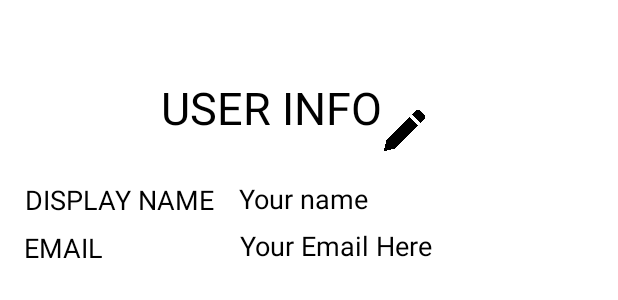
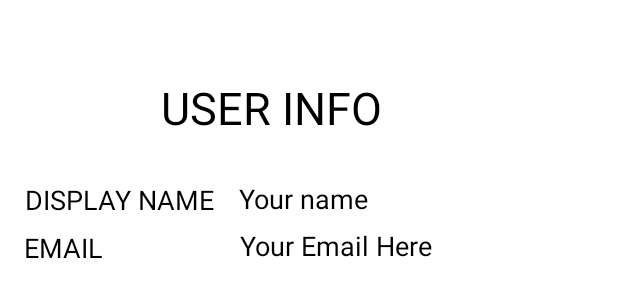
Before and after one commit to Akshi-ta/Quizzitch, an Android app: the layout fragment_profile_page.xml on its own in the app's theme, with its tools: preview values and no code run, on a phone screen of 412 x 824 dp. Shown: the part 540-840 px from the top of the screen. Run offline under Robolectric (Android 15) with nearby library versions, the phone set to English and light mode, and no system bars.

Commit message:
Merge remote-tracking branch 'origin/master'
# Conflicts:
#	.idea/misc.xml

```diff
--- a/app/src/main/res/layout/activity_choose_avatar.xml
+++ b/app/src/main/res/layout/activity_choose_avatar.xml
@@ -86,7 +86,7 @@
                         android:layout_height="wrap_content"
                         android:layout_width="wrap_content"
                         android:clickable="true"
-                        android:src="@drawable/scarletwitch"/>
+                        android:src="@drawable/scarletwitch1"/>
                     <ImageView
                         android:id="@+id/thor"
                         android:layout_height="wrap_content"
--- a/app/src/main/res/layout/fragment_profile_page.xml
+++ b/app/src/main/res/layout/fragment_profile_page.xml
@@ -87,20 +87,6 @@
                 app:layout_constraintStart_toStartOf="parent"
                 app:layout_constraintTop_toTopOf="parent" />
 
-            <ImageButton
-                android:id="@+id/imgbutton"
-                android:layout_width="27dp"
-                android:layout_height="30dp"
-                android:background="@null"
-                android:scaleType="fitCenter"
-                android:src="@drawable/pencil"
-                app:layout_constraintBottom_toTopOf="@+id/textView39"
-                app:layout_constraintEnd_toEndOf="parent"
-                app:layout_constraintHorizontal_bias="0.679"
-                app:layout_constraintStart_toStartOf="parent"
-                app:layout_constraintTop_toBottomOf="@+id/tableLayout2"
-                app:layout_constraintVertical_bias="0.741" />
-
             <androidx.cardview.widget.CardView
                 android:id="@+id/button2"
                 android:layout_width="185dp"
@@ -188,13 +174,11 @@
                 android:layout_width="wrap_content"
                 android:layout_height="wrap_content"
                 android:layout_marginStart="107dp"
-                android:layout_marginEnd="1dp"
                 android:layout_marginBottom="12dp"
                 android:text="USER INFO"
                 android:textColor="@color/black"
                 android:textSize="30sp"
                 app:layout_constraintBottom_toTopOf="@+id/textView35"
-                app:layout_constraintEnd_toStartOf="@+id/imgbutton"
                 app:layout_constraintStart_toStartOf="parent"
                 app:layout_constraintTop_toTopOf="parent"
                 app:layout_constraintVertical_bias="0.945" />
```
Also changed, not shown: app/src/main/res/drawable/captainmarvel.jpeg, app/src/main/res/drawable/scarletwitch1.jpeg (added).
